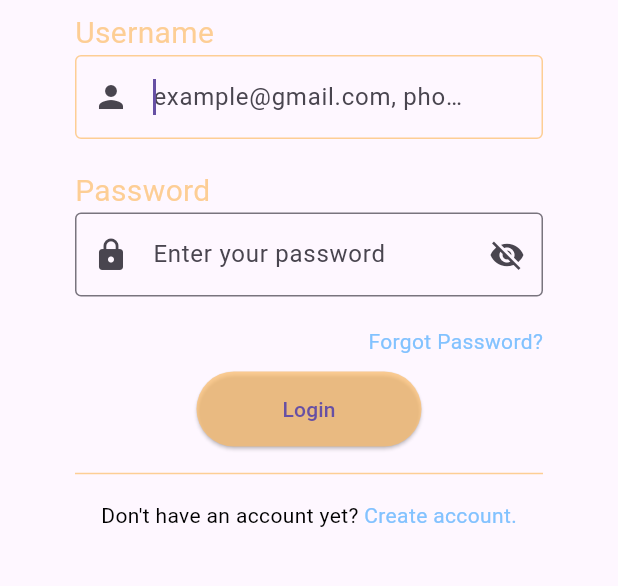
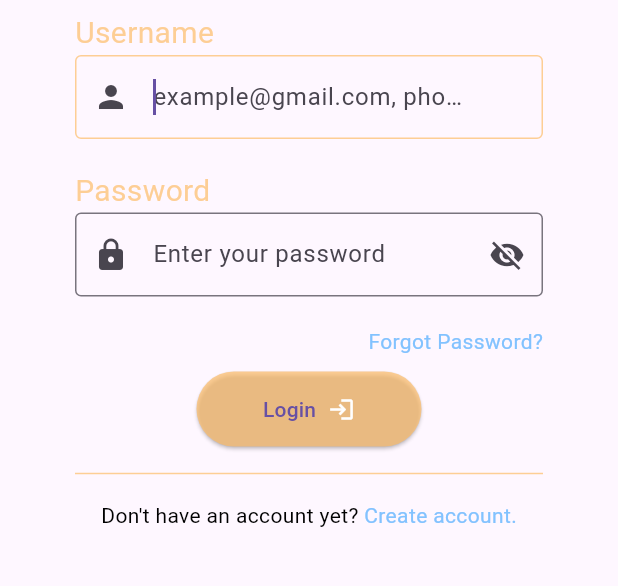
Before and after one commit to MuthamaFrancs/flutter_application_1, a Flutter app: the screen it shows after launch, on a phone screen of 412 x 824 dp, the part 509-1095 px from its top. Run offline on Flutter 3.47's test engine with Material 3 defaults, Android fonts, the phone set to English and light mode, and no system bars; our stand-ins replace get, percent_indicator; Roboto replaces fonts that are missing (fontFamily).

```diff
--- a/lib/controllers/users_controller.dart
+++ b/lib/controllers/users_controller.dart
@@ -5,6 +5,7 @@ class UserController extends GetxController {
   var sname = "".obs;
   var email = "".obs;
   var phone = "".obs;
+  var streaks = 0.obs;
 
   void updateDetails(
     String firstname,
--- a/lib/pages/login.dart
+++ b/lib/pages/login.dart
@@ -108,6 +108,7 @@ class _LoginState extends State<Login> {
                 Center(
                   child: customButton(
                     btnLabel: "Login",
+                    icon: Icons.login,
                     btnColor: primaryColor,
                     action: () {
                       login(usernamecontroller.text, passwordcontroller.text);
--- a/lib/pages/routes.dart
+++ b/lib/pages/routes.dart
@@ -9,11 +9,11 @@ import 'package:get/get.dart';
 class MyRoutes {
   // ...
   static var routes = [
-    GetPage(name: "/login", page: () => Login()),
-    GetPage(name: "/homepage", page: () => HomePage()),
+    GetPage(name: "/login", page: () => const Login()),
+    GetPage(name: "/homepage", page: () => const HomePage()),
     GetPage(name: "/registration", page: () => Registration()),
     GetPage(name: "/landingpage", page: () => Landingpage()),
-    GetPage(name: "/statistics", page: () => AttendanceDashboard()),
+    GetPage(name: "/statistics", page: () => const AttendanceDashboard()),
     GetPage(name: "/profile", page: () => Profile()),
   ];
 }
--- a/lib/services/authentication.dart
+++ b/lib/services/authentication.dart
@@ -6,6 +6,7 @@ import 'package:get/get.dart';
 import 'package:http/http.dart' as http;
 
 const String baseUrl = "https://class-26.com/Musau_Students";
+final UserController userController = Get.put(UserController());
 
 Future<void> login(String username, String password) async {
   try {
@@ -15,7 +16,7 @@ Future<void> login(String username, String password) async {
     if (response.statusCode == 200) {
       var serverResponse = json.decode(response.body);
       int _LoginState = serverResponse['success'];
-      final UserController userController = Get.put(UserController());
+
       var userData = serverResponse['data'][0];
       userController.updateDetails(
         userData['fname'],
@@ -24,9 +25,9 @@ Future<void> login(String username, String password) async {
         userData['phone'],
       );
       print(userData);
-
       if (_LoginState == 1) {
         Get.toNamed("/landingpage");
+
         Get.snackbar("Sucessful Login", "");
       } else {
         Get.snackbar("Error", "Invalid username or password");
--- a/lib/views/CustomAttendanceWidget.dart
+++ b/lib/views/CustomAttendanceWidget.dart
@@ -81,7 +81,7 @@ class _CustomAttendanceState extends State<CustomAttendance> {
 
   void validator() {
     //declaring an init day to a tuesday(2024, 4, 23) which is on a Tuesday
-    final localDay = DateTime.utc(2024, 4, 24);
+    final localDay = DateTime.utc(2024, 4, 23);
 
     var now = DateTime.now();
 
--- a/lib/views/CustomButton.dart
+++ b/lib/views/CustomButton.dart
@@ -4,15 +4,17 @@ class customButton extends StatelessWidget {
   final String btnLabel;
   final Color btnColor;
   //final void Function()? onPressed;
+  final IconData? icon;
   final VoidCallback? action;
   final TextStyle textStyle;
 
   //constructor
-  const customButton({
+  customButton({
     super.key,
     required this.btnLabel,
     required this.btnColor,
     //this.onPressed,
+    this.icon,
     this.action,
     required this.textStyle,
   });
@@ -27,7 +29,19 @@ class customButton extends StatelessWidget {
           style: ButtonStyle(
             backgroundColor: MaterialStateProperty.all<Color>(btnColor),
           ),
-          child: Text(btnLabel)),
+          child: Row(
+            mainAxisAlignment: MainAxisAlignment.center,
+            children: [
+              Text(btnLabel),
+              const SizedBox(
+                width: 8,
+              ),
+              Icon(
+                icon,
+                color: Colors.white,
+              ),
+            ],
+          )),
     );
   }
 }
```
Also changed, not shown: lib/pages/Profile.dart (+40 -36 lines), lib/pages/home.dart (+4 -4 lines), lib/pages/landingpage.dart (+5 -5 lines), lib/views/CustomBottomNav.dart (added).
